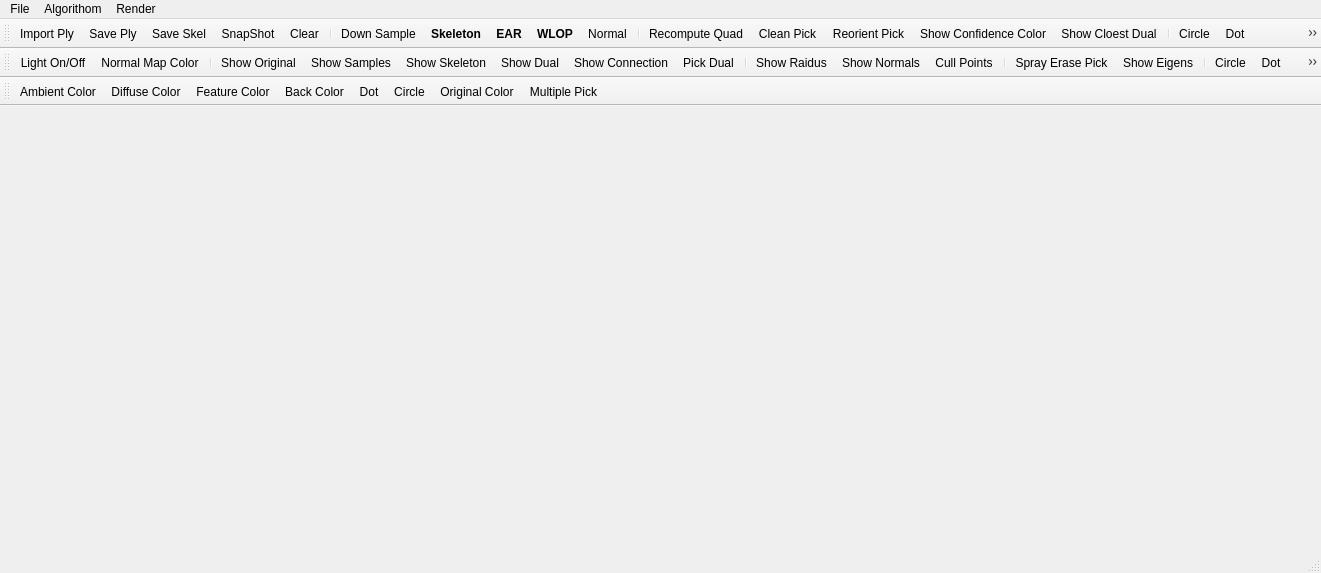
sunwaylive/Point-Cloud-Processing-2015, file point-cloud-2015/mainwindow.ui: the form before one commit.
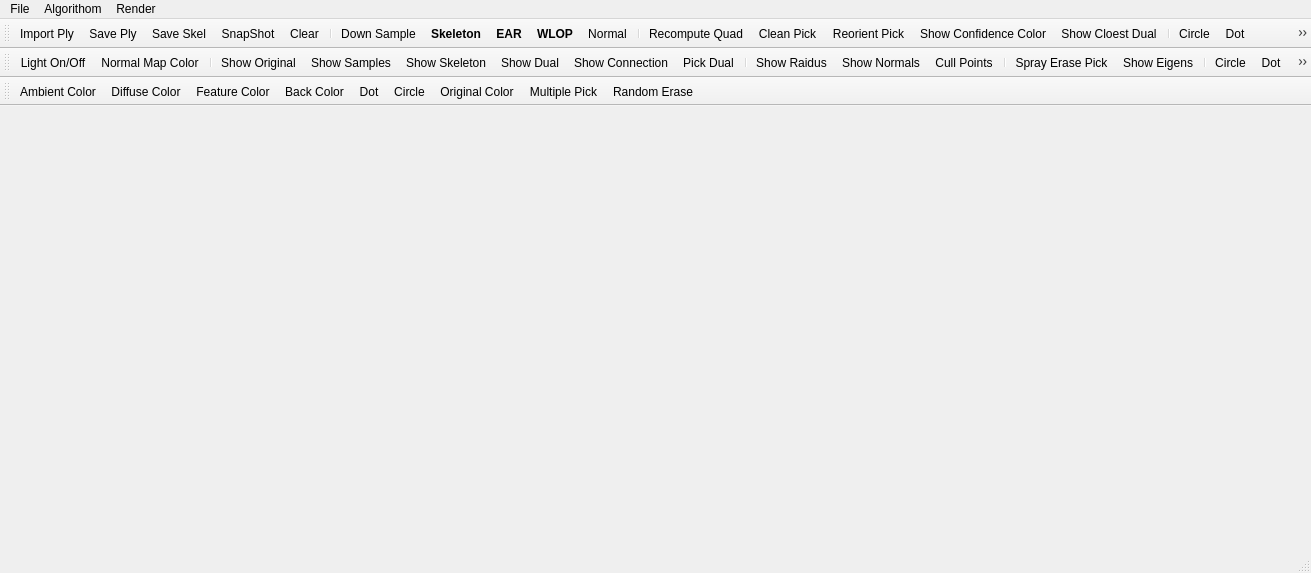
The form after the commit. Icons and pictures are not drawn.

Diff of the .ui file:
```diff
--- a/point-cloud-2015/mainwindow.ui
+++ b/point-cloud-2015/mainwindow.ui
@@ -6,7 +6,7 @@
    <rect>
     <x>0</x>
     <y>0</y>
-    <width>1321</width>
+    <width>1311</width>
     <height>573</height>
    </rect>
   </property>
@@ -40,7 +40,7 @@
     <rect>
      <x>0</x>
      <y>0</y>
-     <width>1321</width>
+     <width>1311</width>
      <height>21</height>
     </rect>
    </property>
@@ -245,6 +245,7 @@
    <addaction name="separator"/>
    <addaction name="actionShow_Sample_Circle"/>
    <addaction name="actionShow_Sample_Dot"/>
+   <addaction name="actionShow_Sample_Sphere"/>
    <addaction name="actionSwitch_Sample_DualSample"/>
    <addaction name="actionShow_Target"/>
   </widget>
@@ -280,6 +281,7 @@
    <addaction name="action_Dual_Dot"/>
    <addaction name="action_Dual_Sphere"/>
    <addaction name="actionShow_Picked_Neighbor"/>
+   <addaction name="actionShow_Segment_Color"/>
   </widget>
   <widget class="QToolBar" name="toolBar_2">
    <property name="windowTitle">
@@ -299,6 +301,7 @@
    <addaction name="actionShow_Original_Circle"/>
    <addaction name="actionOriginal_Color"/>
    <addaction name="actionMultiple_Pick"/>
+   <addaction name="actionRandom_Erase"/>
   </widget>
   <action name="actionImport_Ply">
    <property name="icon">
@@ -879,6 +882,22 @@
     <string>Multiple Pick</string>
    </property>
   </action>
+  <action name="actionRandom_Erase">
+   <property name="checkable">
+    <bool>true</bool>
+   </property>
+   <property name="text">
+    <string>Random Erase</string>
+   </property>
+  </action>
+  <action name="actionShow_Segment_Color">
+   <property name="checkable">
+    <bool>true</bool>
+   </property>
+   <property name="text">
+    <string>Show Segment Color</string>
+   </property>
+  </action>
  </widget>
  <layoutdefault spacing="6" margin="11"/>
  <resources>
```
Left out of the diff: 2 changed lines with no effect on the pictures.
